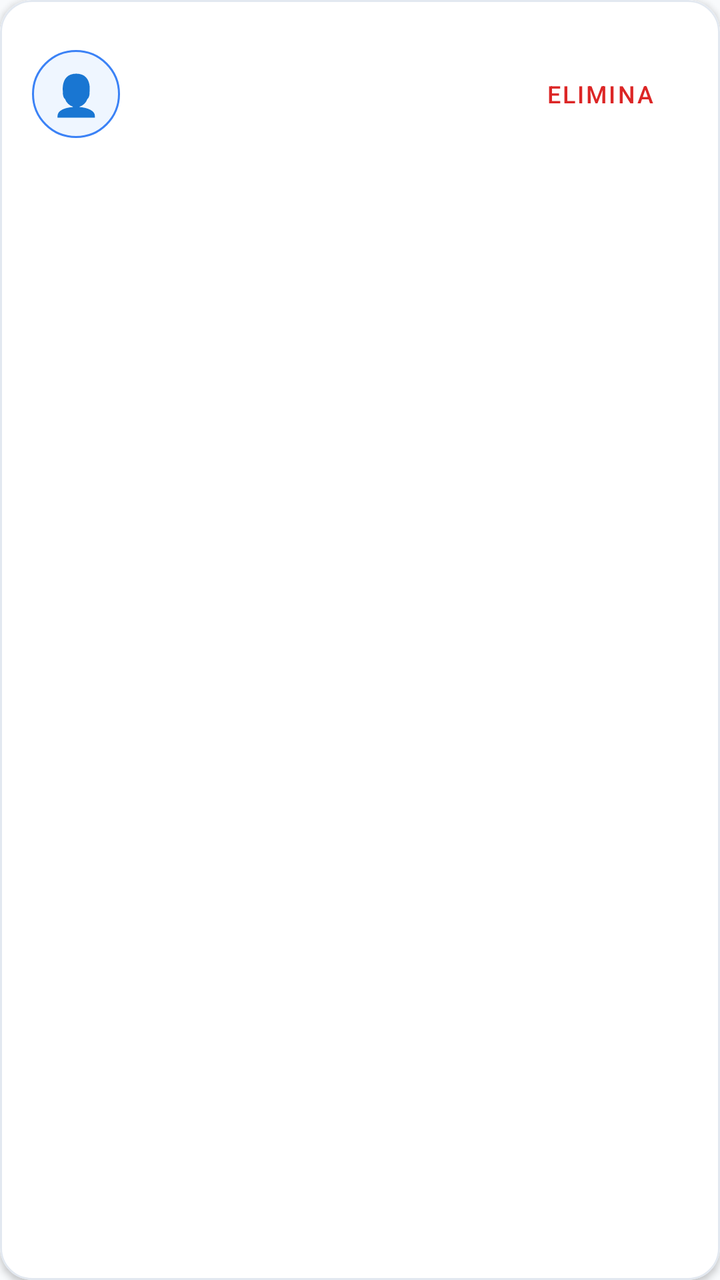
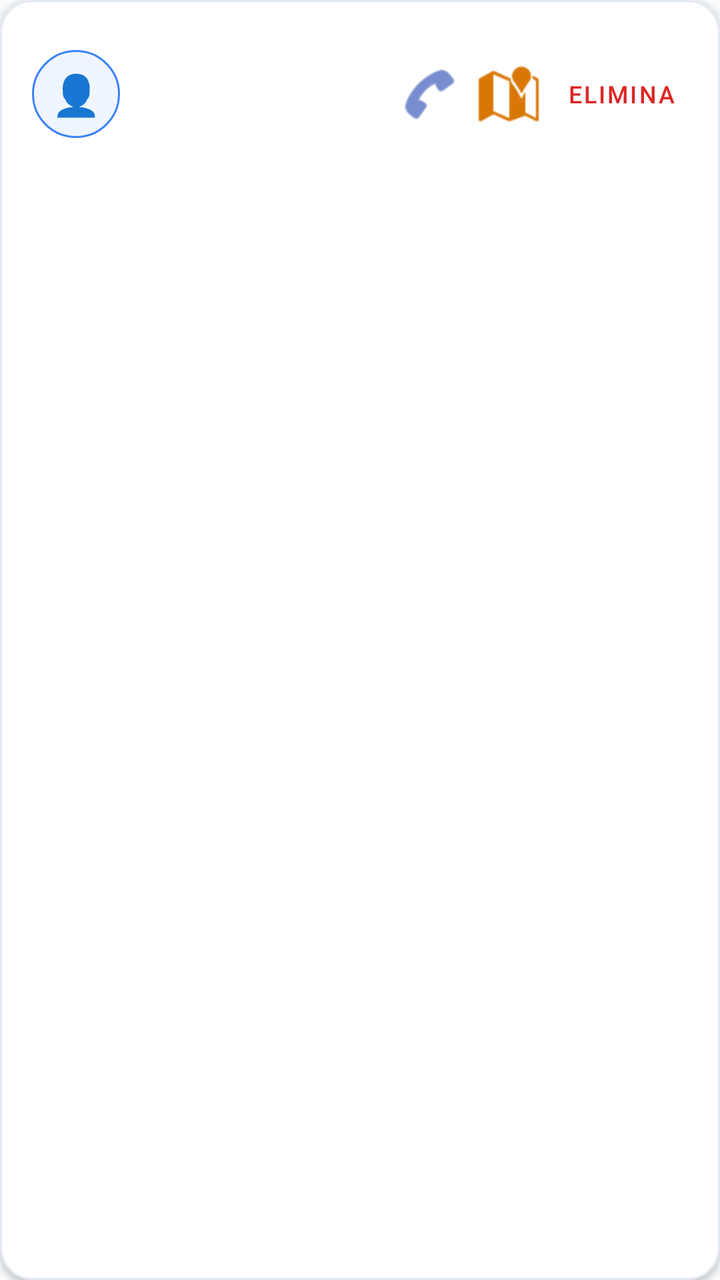

The first picture is an Android layout as it rendered before a commit; the second is the same layout after the commit. The layout source and the unified diff follow.
<!-- AndroidManifest.xml: application theme Theme.TechInterventionApp -->
<!-- res/layout/item_client.xml -->
<?xml version="1.0" encoding="utf-8"?>
<com.google.android.material.card.MaterialCardView
    xmlns:android="http://schemas.android.com/apk/res/android"
    xmlns:app="http://schemas.android.com/apk/res-auto"
    android:layout_width="match_parent"
    android:layout_height="wrap_content"
    android:layout_marginHorizontal="12dp"
    android:layout_marginVertical="6dp"
    app:cardCornerRadius="16dp"
    app:cardElevation="2dp"
    app:strokeColor="@color/border_subtle"
    app:strokeWidth="1dp">

    <androidx.constraintlayout.widget.ConstraintLayout
        android:layout_width="match_parent"
        android:layout_height="wrap_content"
        android:background="@color/surface"
        android:padding="16dp">

        <TextView
            android:id="@+id/tv_avatar"
            android:layout_width="44dp"
            android:layout_height="44dp"
            android:background="@drawable/bg_client_avatar"
            android:gravity="center"
            android:text="👤"
            android:textSize="20sp"
            app:layout_constraintTop_toTopOf="parent"
            app:layout_constraintBottom_toBottomOf="parent"
            app:layout_constraintStart_toStartOf="parent" />

        <TextView
            android:id="@+id/tv_client_name"
            android:layout_width="0dp"
            android:layout_height="wrap_content"
            android:textSize="16sp"
            android:textStyle="bold"
            android:textColor="@color/text_primary"
            android:layout_marginStart="14dp"
            app:layout_constraintTop_toTopOf="parent"
            app:layout_constraintStart_toEndOf="@id/tv_avatar"
            app:layout_constraintEnd_toStartOf="@id/btn_delete" />

        <TextView
            android:id="@+id/tv_client_phone"
            android:layout_width="0dp"
            android:layout_height="wrap_content"
            android:textSize="13sp"
            android:textStyle="bold"
            android:textColor="@color/primary"
            android:layout_marginStart="14dp"
            android:layout_marginTop="4dp"
            app:layout_constraintTop_toBottomOf="@id/tv_client_name"
            app:layout_constraintStart_toEndOf="@id/tv_avatar"
            app:layout_constraintEnd_toStartOf="@id/btn_delete" />

        <TextView
            android:id="@+id/tv_client_address"
            android:layout_width="0dp"
            android:layout_height="wrap_content"
            android:textSize="12sp"
            android:textColor="@color/text_secondary"
            android:layout_marginStart="14dp"
            android:layout_marginTop="2dp"
            app:layout_constraintTop_toBottomOf="@id/tv_client_phone"
            app:layout_constraintStart_toEndOf="@id/tv_avatar"
            app:layout_constraintEnd_toStartOf="@id/btn_delete"
            app:layout_constraintBottom_toBottomOf="parent" />

        <com.google.android.material.button.MaterialButton
            android:id="@+id/btn_delete"
            style="@style/Widget.MaterialComponents.Button.TextButton"
            android:layout_width="wrap_content"
            android:layout_height="wrap_content"
            android:text="Elimina"
            android:textColor="@color/error"
            android:textSize="12sp"
            app:layout_constraintTop_toTopOf="parent"
            app:layout_constraintBottom_toBottomOf="parent"
            app:layout_constraintEnd_toEndOf="parent" />

    </androidx.constraintlayout.widget.ConstraintLayout>
</com.google.android.material.card.MaterialCardView>
<!-- resources referenced by this layout -->
<resources>
  <color name="border_subtle">#E2E8F0</color>
  <color name="error">#DC2626</color>
  <color name="primary">#1E40AF</color>
  <color name="surface">#FFFFFF</color>
  <color name="text_primary">#0F172A</color>
  <color name="text_secondary">#334155</color>
  <!-- drawable bg_client_avatar (drawable) -->
  <?xml version="1.0" encoding="utf-8"?>
  <shape xmlns:android="http://schemas.android.com/apk/res/android"
      android:shape="oval">
      <solid android:color="@color/primary_subtle" />
      <stroke
          android:width="1dp"
          android:color="@color/primary_light" />
  </shape>
  <style name="Theme.TechInterventionApp" parent="Theme.MaterialComponents.Light.NoActionBar">
          
          <item name="colorPrimary">@color/primary</item>
          <item name="colorPrimaryVariant">@color/primary_variant</item>
          <item name="colorOnPrimary">@color/white</item>
          <item name="colorSecondary">@color/secondary</item>
          <item name="colorSecondaryVariant">@color/secondary_variant</item>
          <item name="colorOnSecondary">@color/white</item>
          <item name="colorError">@color/error</item>
  
          
          <item name="android:colorBackground">@color/background</item>
          <item name="colorSurface">@color/surface</item>
          <item name="colorOnSurface">@color/text_primary</item>
  
          
          <item name="android:textColor">@color/text_primary</item>
          <item name="android:textColorPrimary">@color/text_primary</item>
          <item name="android:textColorSecondary">@color/text_secondary</item>
          <item name="android:textColorHint">@color/text_muted</item>
  
          
          <item name="android:statusBarColor">@color/background</item>
          <item name="android:windowLightStatusBar">true</item>
          <item name="android:navigationBarColor">@color/surface</item>
          <item name="android:windowLightNavigationBar">true</item>
  
          
          <item name="textInputStyle">@style/Widget.App.TextInputLayout</item>
      </style>
  <color name="primary_subtle">#EFF6FF</color>
  <color name="primary_light">#3B82F6</color>
  <color name="primary_variant">#172554</color>
  <color name="white">#FFFFFF</color>
  <color name="secondary">#D97706</color>
  <color name="secondary_variant">#B45309</color>
  <color name="background">#F8FAFC</color>
  <color name="text_muted">#64748B</color>
  <style name="Widget.App.TextInputLayout" parent="Widget.MaterialComponents.TextInputLayout.OutlinedBox">
          <item name="boxStrokeColor">@color/primary</item>
          <item name="boxStrokeWidth">1.5dp</item>
          <item name="boxCornerRadiusTopStart">12dp</item>
          <item name="boxCornerRadiusTopEnd">12dp</item>
          <item name="boxCornerRadiusBottomStart">12dp</item>
          <item name="boxCornerRadiusBottomEnd">12dp</item>
          <item name="hintTextColor">@color/primary</item>
          <item name="android:textColorHint">@color/text_muted</item>
      </style>
</resources>

<!-- the commit's change to res/layout/item_client.xml (unified diff, before → after) -->
@@ -39,7 +39,7 @@
             android:layout_marginStart="14dp"
             app:layout_constraintTop_toTopOf="parent"
             app:layout_constraintStart_toEndOf="@id/tv_avatar"
-            app:layout_constraintEnd_toStartOf="@id/btn_delete" />
+            app:layout_constraintEnd_toStartOf="@id/layout_actions" />
 
         <TextView
             android:id="@+id/tv_client_phone"
@@ -52,7 +52,7 @@
             android:layout_marginTop="4dp"
             app:layout_constraintTop_toBottomOf="@id/tv_client_name"
             app:layout_constraintStart_toEndOf="@id/tv_avatar"
-            app:layout_constraintEnd_toStartOf="@id/btn_delete" />
+            app:layout_constraintEnd_toStartOf="@id/layout_actions" />
 
         <TextView
             android:id="@+id/tv_client_address"
@@ -64,20 +64,50 @@
             android:layout_marginTop="2dp"
             app:layout_constraintTop_toBottomOf="@id/tv_client_phone"
             app:layout_constraintStart_toEndOf="@id/tv_avatar"
-            app:layout_constraintEnd_toStartOf="@id/btn_delete"
+            app:layout_constraintEnd_toStartOf="@id/layout_actions"
             app:layout_constraintBottom_toBottomOf="parent" />
 
-        <com.google.android.material.button.MaterialButton
-            android:id="@+id/btn_delete"
-            style="@style/Widget.MaterialComponents.Button.TextButton"
+        <LinearLayout
+            android:id="@+id/layout_actions"
             android:layout_width="wrap_content"
             android:layout_height="wrap_content"
-            android:text="Elimina"
-            android:textColor="@color/error"
-            android:textSize="12sp"
+            android:orientation="horizontal"
+            android:gravity="center_vertical"
             app:layout_constraintTop_toTopOf="parent"
             app:layout_constraintBottom_toBottomOf="parent"
-            app:layout_constraintEnd_toEndOf="parent" />
+            app:layout_constraintEnd_toEndOf="parent">
+
+            <ImageButton
+                android:id="@+id/btn_call"
+                android:layout_width="38dp"
+                android:layout_height="38dp"
+                android:background="?attr/selectableItemBackgroundBorderless"
+                android:src="@android:drawable/ic_menu_call"
+                app:tint="@color/primary"
+                android:contentDescription="Chiama cliente"
+                android:layout_marginEnd="2dp" />
+
+            <ImageButton
+                android:id="@+id/btn_map"
+                android:layout_width="38dp"
+                android:layout_height="38dp"
+                android:background="?attr/selectableItemBackgroundBorderless"
+                android:src="@android:drawable/ic_dialog_map"
+                app:tint="@color/secondary"
+                android:contentDescription="Mappa cliente"
+                android:layout_marginEnd="4dp" />
+
+            <com.google.android.material.button.MaterialButton
+                android:id="@+id/btn_delete"
+                style="@style/Widget.MaterialComponents.Button.TextButton"
+                android:layout_width="wrap_content"
+                android:layout_height="wrap_content"
+                android:minWidth="0dp"
+                android:paddingHorizontal="6dp"
+                android:text="Elimina"
+                android:textColor="@color/error"
+                android:textSize="12sp" />
+        </LinearLayout>
 
     </androidx.constraintlayout.widget.ConstraintLayout>
 </com.google.android.material.card.MaterialCardView>
